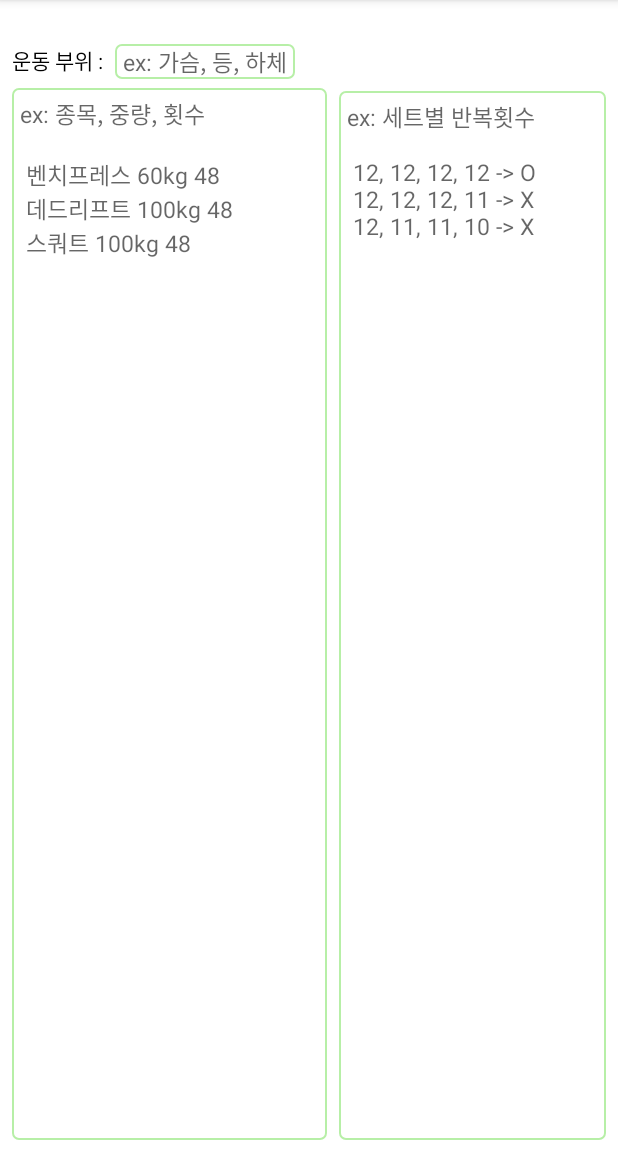
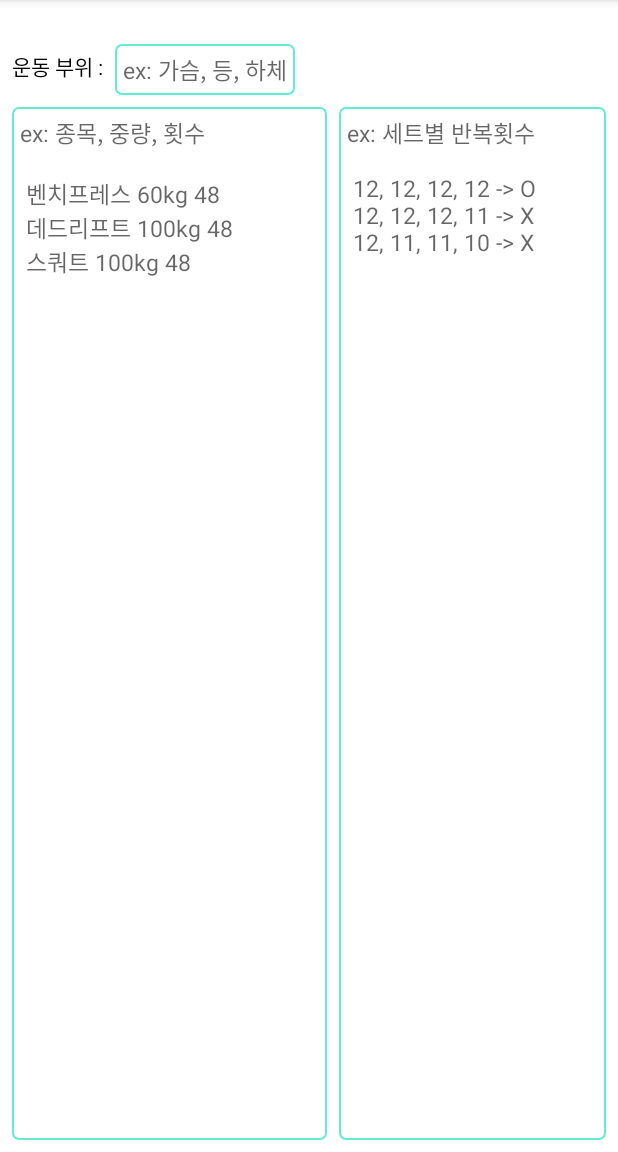
Before and after one commit to kkcchh9999/Work-out_Record_App, an Android app: the screen it shows after launch (WorkoutRecordActivity), after a tap on an icon or button, on a phone screen of 412 x 824 dp, the part 84-1236 px from its top. Run offline under Robolectric (Android 15) with nearby library versions, the phone set to English and light mode, and no system bars; our stand-ins replace Room's generated code; 1 statement that could not run was skipped.

Commit message:
디자인 레이아웃 수정

```diff
--- a/app/src/main/res/drawable/edittext_background.xml
+++ b/app/src/main/res/drawable/edittext_background.xml
@@ -15,7 +15,7 @@
         <shape android:shape="rectangle">
             <stroke
                 android:width="1dp"
-                android:color="@color/green" />
+                android:color="@color/green2" />
             <corners android:radius="4dp"/>
             <solid
                 android:color="#FFFFFF" />
--- a/app/src/main/res/layout/fragment_workout_detail.xml
+++ b/app/src/main/res/layout/fragment_workout_detail.xml
@@ -19,7 +19,7 @@
         app:layout_constraintTop_toTopOf="parent"
         android:textSize="15sp"
         android:textColor="@color/black"
-        android:textStyle="bold"
+        android:textStyle="bold|italic"
         tools:text="2021-08-25 10:20"/>
 
     <TextView
@@ -27,6 +27,7 @@
         android:layout_width="wrap_content"
         android:layout_height="wrap_content"
         android:layout_marginStart="8dp"
+        android:layout_marginTop="4dp"
         android:text="@string/workout_part"
         android:textColor="@color/black"
         app:layout_constraintStart_toStartOf="parent"
@@ -39,8 +40,9 @@
         android:background="@drawable/edittext_background"
         android:hint="@string/part_name"
         android:maxLines="1"
-        android:paddingStart="5sp"
-        android:paddingEnd="5sp"
+        android:paddingStart="5dp"
+        android:paddingEnd="5dp"
+        android:padding="5dp"
         android:textSize="15sp"
         android:layout_marginStart="8dp"
         app:layout_constraintEnd_toEndOf="parent"
@@ -52,8 +54,8 @@
         android:id="@+id/routine_editText"
         android:layout_width="210dp"
         android:layout_height="0dp"
+        android:layout_marginTop="8dp"
         android:layout_marginStart="8dp"
-        android:layout_marginTop="8dp"
         android:layout_marginBottom="8dp"
         android:autofillHints="no"
         android:background="@drawable/edittext_background"
@@ -68,7 +70,7 @@
         app:layout_constraintBottom_toBottomOf="parent"
         app:layout_constraintEnd_toStartOf="@+id/repeat_editText"
         app:layout_constraintStart_toStartOf="parent"
-        app:layout_constraintTop_toBottomOf="@+id/workout_part" />
+        app:layout_constraintTop_toBottomOf="@+id/part_editText" />
 
     <EditText
         android:id="@+id/repeat_editText"
```
